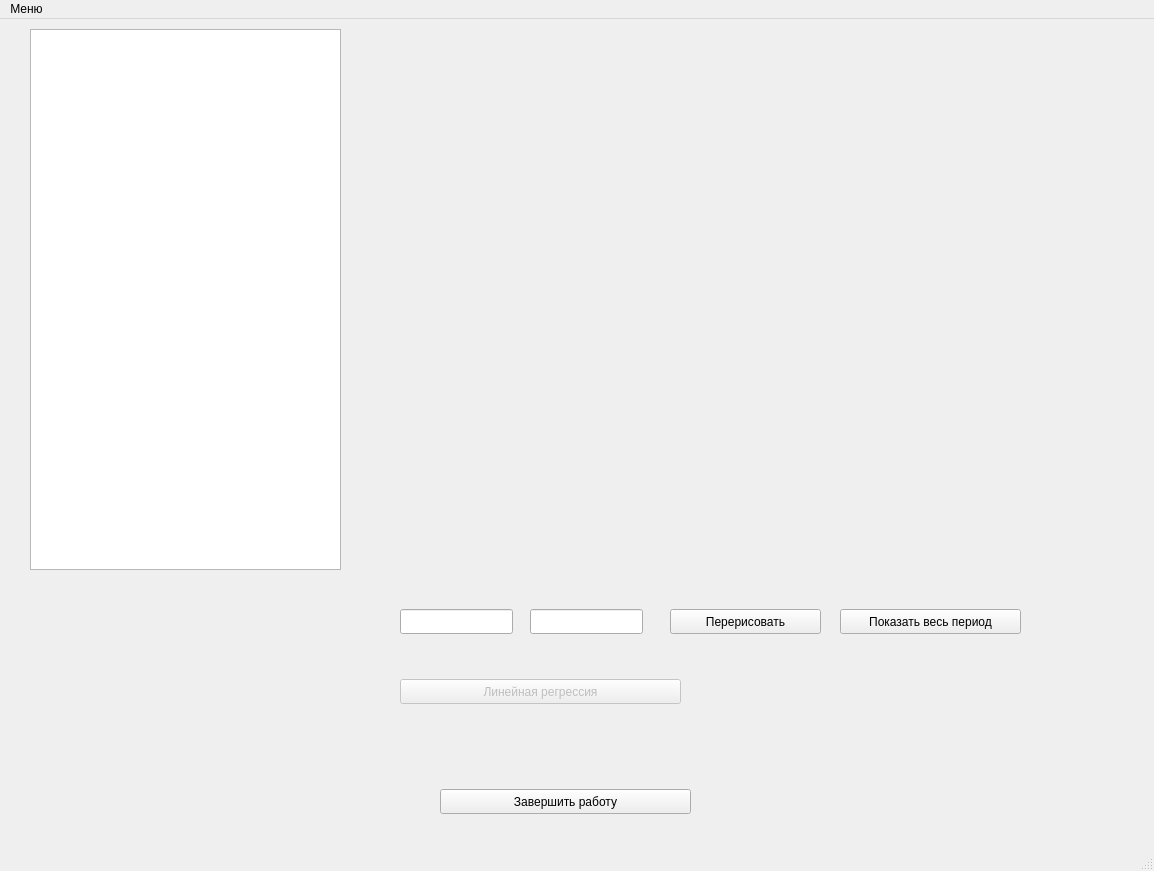
Before: the Qt Designer form base.ui in lunaplush/crypto, drawn with Qt 5.
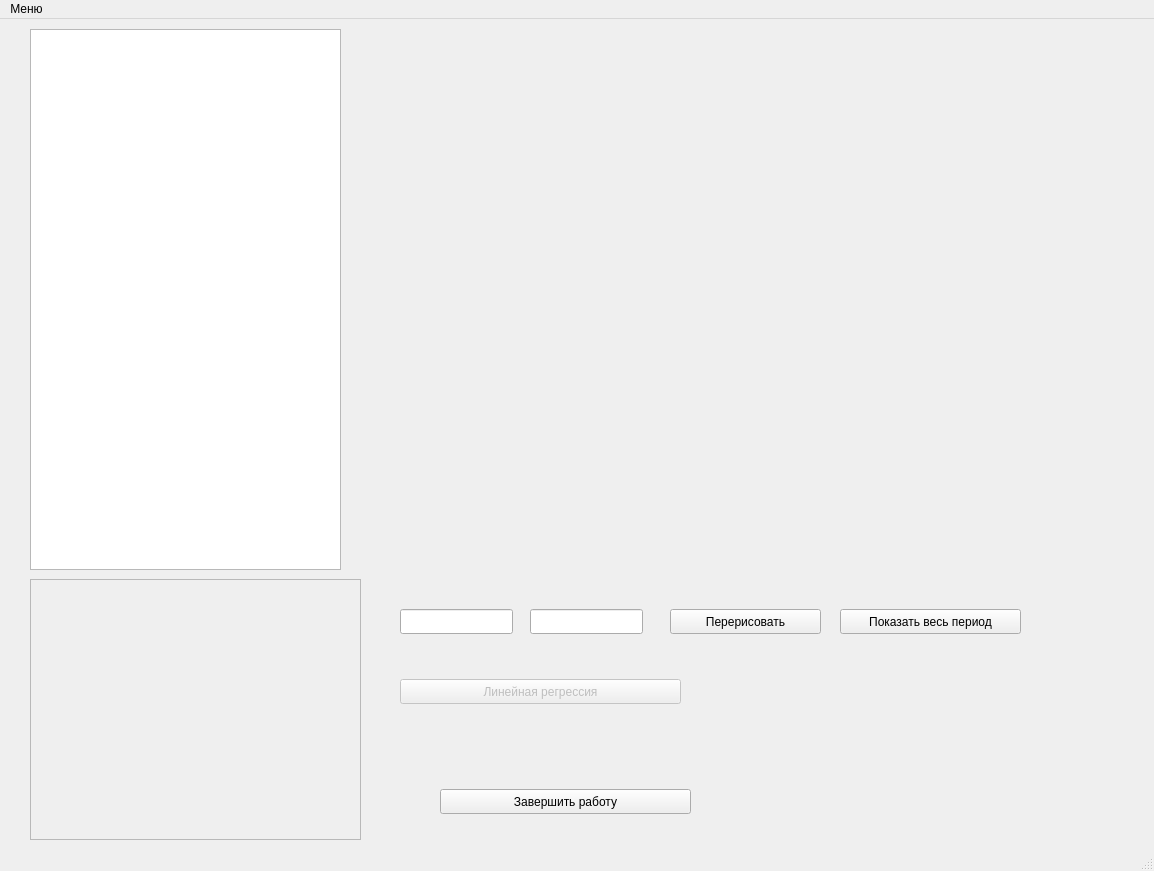
After: the same form once the commit is applied.

Commit message: Линейная регрессия настройки

Diff of the .ui file:
```diff
--- a/base.ui
+++ b/base.ui
@@ -110,16 +110,21 @@
      <string>Линейная регрессия</string>
     </property>
    </widget>
-   <widget class="QWidget" name="horizontalLayoutWidget">
+   <widget class="QFrame" name="frame">
     <property name="geometry">
      <rect>
-      <x>40</x>
-      <y>590</y>
-      <width>321</width>
-      <height>231</height>
+      <x>30</x>
+      <y>560</y>
+      <width>331</width>
+      <height>261</height>
      </rect>
     </property>
-    <layout class="QHBoxLayout" name="ResultLayout"/>
+    <property name="frameShape">
+     <enum>QFrame::StyledPanel</enum>
+    </property>
+    <property name="frameShadow">
+     <enum>QFrame::Raised</enum>
+    </property>
    </widget>
   </widget>
   <widget class="QMenuBar" name="menubar">
```
The commit also changes 2 other files.
